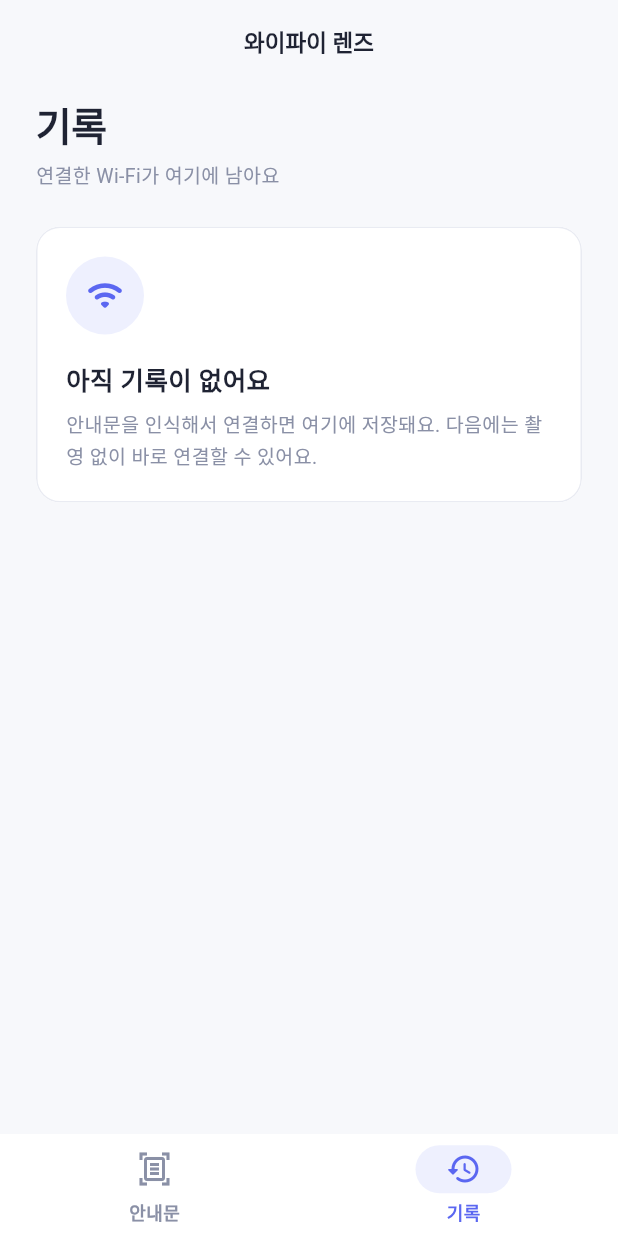
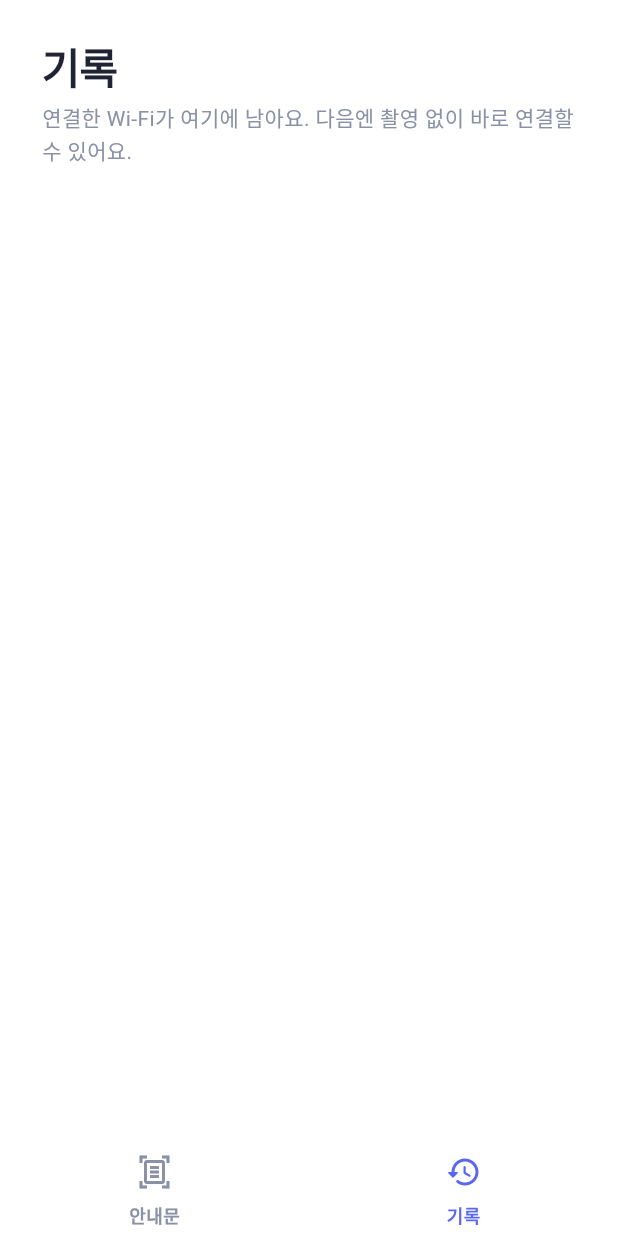
Before and after one commit to kimtaejin3/wifi-connector, a Flutter app: the screen it shows after launch, item 2 of the bottom bar chosen, on a phone screen of 412 x 824 dp. Run offline on Flutter 3.47's test engine with Material 3 defaults, Android fonts, the phone set to English and light mode, and no system bars; our stand-ins replace camera, flutter_secure_storage, image_picker; missing offline and left inert: google_mlkit_commons, google_mlkit_text_recognition; statements that could not run were skipped.

Commit message:
UI 단순화: 카드·테두리 제거, 하단 단일 버튼, 모서리 가이드, 목록형 기록
- 결과: 흰 배경 위 네트워크 이름을 크게, 라벨 옆 '수정', 하단에 큰 버튼 하나
- 상태: 테두리 카드 대신 옅은 색 배경 한 줄
- 카메라: 가이드는 네 모서리만, 하단은 갤러리·셔터·플래시
- 기록: 한 줄 목록, 누르면 다시 연결, 밀어서 삭제
- 하단 메뉴 선택 알약 배경 제거

Co-Authored-By: Claude Opus 5.5 <noreply@anthropic.com>

```diff
--- a/lib/core/theme/app_theme.dart
+++ b/lib/core/theme/app_theme.dart
@@ -19,8 +19,8 @@ class AppPalette extends ThemeExtension<AppPalette> {
   });
 
   static const light = AppPalette(
-    background: Color(0xFFF7F8FB),
-    card: Color(0xFFFFFFFF),
+    background: Color(0xFFFFFFFF),
+    card: Color(0xFFF5F6FA),
     ink: Color(0xFF1F2333),
     muted: Color(0xFF8A90A6),
     hairline: Color(0xFFE9EBF2),
@@ -151,10 +151,10 @@ abstract final class AppTheme {
         padding: const EdgeInsets.symmetric(horizontal: 6, vertical: 2),
       ),
       navigationBarTheme: NavigationBarThemeData(
-        backgroundColor: p.card,
+        backgroundColor: p.background,
         surfaceTintColor: Colors.transparent,
-        indicatorColor: p.accentSoft,
-        height: 68,
+        indicatorColor: Colors.transparent,
+        height: 64,
         iconTheme: WidgetStateProperty.resolveWith(
           (states) => IconThemeData(color: states.contains(WidgetState.selected) ? p.accent : p.muted),
         ),
--- a/lib/features/wifi_scanner/presentation/screens/history_screen.dart
+++ b/lib/features/wifi_scanner/presentation/screens/history_screen.dart
@@ -4,7 +4,6 @@ import '../../../../core/theme/app_theme.dart';
 import '../../data/models/saved_wifi.dart';
 import '../../data/models/wifi_credential.dart';
 import '../../data/services/wifi_history_store.dart';
-import '../widgets/flat_card.dart';
 import 'wifi_result_screen.dart';
 
 /// 인식해서 연결한 Wi-Fi 목록. 항목을 누르면 다시 연결할 수 있다.
@@ -87,86 +86,47 @@ class _HistoryScreenState extends State<HistoryScreen> {
     final p = AppPalette.of(context);
     final entries = _entries;
     return Scaffold(
-      appBar: AppBar(title: const Text('와이파이 렌즈')),
-      body: switch (entries) {
+      body: SafeArea(
+        bottom: false,
+        child: switch (entries) {
           null => const Center(child: CircularProgressIndicator.adaptive()),
           _ => ListView(
-            padding: const EdgeInsets.fromLTRB(24, 8, 24, 32),
+              padding: const EdgeInsets.fromLTRB(28, 24, 28, 32),
               children: [
                 Row(
                   crossAxisAlignment: CrossAxisAlignment.end,
                   children: [
                     Expanded(
-                    child: Column(
-                      crossAxisAlignment: CrossAxisAlignment.start,
-                      children: [
-                        Text(
+                      child: Text(
                         '기록',
-                          style: TextStyle(fontSize: 26, fontWeight: FontWeight.w700, color: p.ink, letterSpacing: -0.3),
+                        style: TextStyle(fontSize: 28, fontWeight: FontWeight.w700, color: p.ink, letterSpacing: -0.5),
                       ),
-                        const SizedBox(height: 6),
-                        Text(
-                          entries.isEmpty ? '연결한 Wi-Fi가 여기에 남아요' : '${entries.length}개 네트워크',
-                          style: TextStyle(fontSize: 13, color: p.muted),
                     ),
+                    if (entries.isNotEmpty) TextButton(onPressed: _clearAll, child: const Text('모두 지우기')),
                   ],
                 ),
-                  ),
-                  if (entries.isNotEmpty)
-                    TextButton(onPressed: _clearAll, child: const Text('모두 지우기')),
-                ],
+                const SizedBox(height: 4),
+                Text(
+                  entries.isEmpty ? '연결한 Wi-Fi가 여기에 남아요. 다음엔 촬영 없이 바로 연결할 수 있어요.' : '누르면 바로 다시 연결해요.',
+                  style: TextStyle(fontSize: 14, color: p.muted, height: 1.5),
                 ),
                 const SizedBox(height: 24),
-              if (entries.isEmpty)
-                FlatCard(
-                  child: Column(
-                    crossAxisAlignment: CrossAxisAlignment.start,
-                    children: [
-                      Container(
-                        width: 52,
-                        height: 52,
-                        decoration: BoxDecoration(color: p.accentSoft, shape: BoxShape.circle),
-                        child: Icon(Icons.wifi_rounded, color: p.accent, size: 26),
-                      ),
-                      const SizedBox(height: 18),
-                      Text('아직 기록이 없어요', style: TextStyle(fontSize: 17, fontWeight: FontWeight.w600, color: p.ink)),
-                      const SizedBox(height: 6),
-                      Text(
-                        '안내문을 인식해서 연결하면 여기에 저장돼요. 다음에는 촬영 없이 바로 연결할 수 있어요.',
-                        style: TextStyle(fontSize: 13, color: p.muted, height: 1.5),
-                      ),
-                    ],
-                  ),
-                )
-              else
                 for (var i = 0; i < entries.length; i++) ...[
-                  if (i > 0) const SizedBox(height: 12),
-                  _EntryCard(
-                    entry: entries[i],
-                    recent: i == 0,
-                    onTap: () => _open(entries[i]),
-                    onRemove: () => _remove(entries[i]),
-                  ),
+                  if (i > 0) Divider(color: p.hairline, height: 1),
+                  _EntryRow(entry: entries[i], onTap: () => _open(entries[i]), onRemove: () => _remove(entries[i])),
                 ],
               ],
             ),
         },
+      ),
     );
   }
 }
 
-class _EntryCard extends StatelessWidget {
-  const _EntryCard({
-    required this.entry,
-    required this.recent,
-    required this.onTap,
-    required this.onRemove,
-  });
+class _EntryRow extends StatelessWidget {
+  const _EntryRow({required this.entry, required this.onTap, required this.onRemove});
 
   final SavedWifi entry;
-
-  /// 가장 최근에 연결한 항목.
-  final bool recent;
   final VoidCallback onTap;
   final VoidCallback onRemove;
 
@@ -179,42 +139,35 @@ class _EntryCard extends StatelessWidget {
       onDismissed: (_) => onRemove(),
       background: Container(
         alignment: Alignment.centerRight,
-        padding: const EdgeInsets.only(right: 24),
-        decoration: BoxDecoration(
-          color: p.danger,
-          borderRadius: BorderRadius.circular(AppPalette.cardRadius),
+        padding: const EdgeInsets.only(right: 8),
+        child: Icon(Icons.delete_outline_rounded, color: p.danger),
       ),
-        child: const Icon(Icons.delete_outline_rounded, color: Colors.white),
-      ),
-      child: FlatCard(
+      child: InkWell(
         onTap: onTap,
+        child: Padding(
+          padding: const EdgeInsets.symmetric(vertical: 18),
+          child: Row(
+            children: [
+              Icon(entry.isOpen ? Icons.wifi_rounded : Icons.wifi_lock_rounded, color: p.accent, size: 22),
+              const SizedBox(width: 16),
+              Expanded(
                 child: Column(
                   crossAxisAlignment: CrossAxisAlignment.start,
                   children: [
-            Row(
-              children: [
-                Expanded(
-                  child: Text(
+                    Text(
                       entry.ssid,
                       maxLines: 1,
                       overflow: TextOverflow.ellipsis,
                       style: TextStyle(color: p.ink, fontSize: 17, fontWeight: FontWeight.w600),
                     ),
-                ),
-                Icon(entry.isOpen ? Icons.wifi_rounded : Icons.wifi_lock_rounded, color: p.muted, size: 20),
+                    const SizedBox(height: 2),
+                    Text(formatSavedAt(entry.savedAt), style: TextStyle(color: p.muted, fontSize: 13)),
                   ],
                 ),
-            const SizedBox(height: 4),
-            Text(
-              '${recent ? '최근 연결 · ' : ''}${formatSavedAt(entry.savedAt)}',
-              style: TextStyle(color: p.muted, fontSize: 13),
               ),
-            const SizedBox(height: 16),
-            if (recent)
-              FilledButton(onPressed: onTap, child: const Text('다시 연결'))
-            else
-              OutlinedButton(onPressed: onTap, child: const Text('다시 연결')),
+              Icon(Icons.chevron_right_rounded, color: p.muted),
             ],
+          ),
         ),
       ),
     );
--- a/lib/features/wifi_scanner/presentation/widgets/connection_status_card.dart
+++ b/lib/features/wifi_scanner/presentation/widgets/connection_status_card.dart
@@ -40,9 +40,8 @@ class ConnectionStatusCard extends StatelessWidget {
       child: Container(
         padding: const EdgeInsets.all(16),
         decoration: BoxDecoration(
-          color: p.card,
-          borderRadius: BorderRadius.circular(AppPalette.cardRadius),
-          border: p.cardBorder,
+          color: state.color.withValues(alpha: 0.08),
+          borderRadius: BorderRadius.circular(14),
         ),
         child: Row(
           crossAxisAlignment: CrossAxisAlignment.start,
```
Also changed, not shown: lib/features/wifi_scanner/presentation/screens/camera_screen.dart (+4 -15 lines), lib/features/wifi_scanner/presentation/screens/wifi_result_screen.dart (+105 -65 lines), lib/features/wifi_scanner/presentation/widgets/flat_card.dart (+16 -4 lines), lib/features/wifi_scanner/presentation/widgets/scan_guide_overlay.dart (+25 -9 lines), 1 other file. Lines whose indentation alone changed are shown as unchanged.
